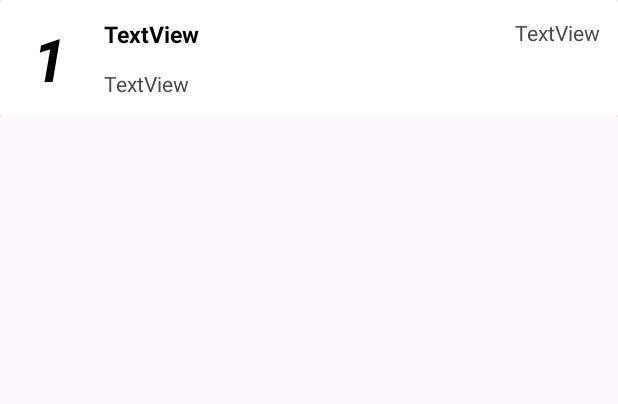
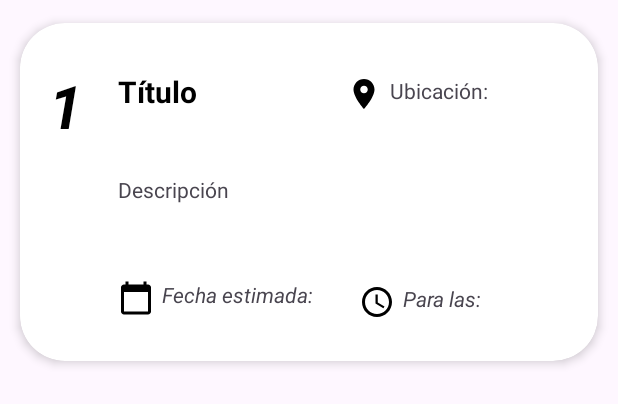
Before and after one commit to Dpizarro40/HomeworkPlanner, an Android app: the layout my_row.xml on its own in the app's theme, with its tools: preview values and no code run, on a phone screen of 412 x 824 dp. Shown: the top 404 px of the screen. Run offline under Robolectric (Android 15) with nearby library versions, the light colour scheme and no system bars.

Commit message:
Actualizacion 20:43 18/11/2023

```diff
--- /dev/null
+++ b/app/src/main/res/drawable/custom_location_icon.xml
@@ -0,0 +1,5 @@
+<vector android:height="24dp" android:tint="#000000"
+    android:viewportHeight="24" android:viewportWidth="24"
+    android:width="24dp" xmlns:android="http://schemas.android.com/apk/res/android">
+    <path android:fillColor="@android:color/white" android:pathData="M12,2C8.13,2 5,5.13 5,9c0,5.25 7,13 7,13s7,-7.75 7,-13c0,-3.87 -3.13,-7 -7,-7zM12,11.5c-1.38,0 -2.5,-1.12 -2.5,-2.5s1.12,-2.5 2.5,-2.5 2.5,1.12 2.5,2.5 -1.12,2.5 -2.5,2.5z"/>
+</vector>
--- a/app/src/main/res/layout/my_row.xml
+++ b/app/src/main/res/layout/my_row.xml
@@ -4,21 +4,27 @@
     xmlns:tools="http://schemas.android.com/tools"
     android:orientation="vertical"
     android:layout_width="match_parent"
-    android:layout_height="wrap_content">
+    android:layout_height="wrap_content"
+    android:id="@+id/mainLayout">
 
     <androidx.cardview.widget.CardView
         android:layout_width="match_parent"
-        android:layout_height="wrap_content" >
+        android:layout_height="match_parent"
+        android:animateLayoutChanges="true"
+        app:cardCornerRadius="30dp"
+        app:cardElevation="4dp"
+        app:cardUseCompatPadding="true">
 
         <androidx.constraintlayout.widget.ConstraintLayout
             android:layout_width="match_parent"
-            android:layout_height="wrap_content"
-            android:padding="12dp">
+            android:layout_height="225dp"
+            android:padding="5dp">
 
             <TextView
                 android:id="@+id/tarea_id_txt"
                 android:layout_width="wrap_content"
                 android:layout_height="wrap_content"
+                android:layout_marginStart="4dp"
                 android:paddingStart="10dp"
                 android:text="1"
                 android:textColor="#000"
@@ -26,17 +32,19 @@
                 android:textStyle="italic|bold"
                 app:layout_constraintBottom_toBottomOf="parent"
                 app:layout_constraintStart_toStartOf="parent"
-                app:layout_constraintTop_toTopOf="parent" />
+                app:layout_constraintTop_toTopOf="parent"
+                app:layout_constraintVertical_bias="0.142" />
 
             <TextView
                 android:id="@+id/tarea_titulo_txt"
                 android:layout_width="wrap_content"
                 android:layout_height="wrap_content"
-                android:layout_marginStart="25dp"
-                android:text="TextView"
-                android:textSize="15dp"
+                android:layout_marginStart="24dp"
+                android:paddingTop="4dp"
+                android:text="Título"
+                android:textColor="#000"
+                android:textSize="20dp"
                 android:textStyle="bold"
-                android:textColor="#000"
                 app:layout_constraintStart_toEndOf="@+id/tarea_id_txt"
                 app:layout_constraintTop_toTopOf="@+id/tarea_id_txt" />
 
@@ -45,18 +53,53 @@
                 android:layout_width="wrap_content"
                 android:layout_height="wrap_content"
                 android:layout_marginTop="12dp"
-                android:text="TextView"
+                android:drawableStart="@drawable/custom_calendar_icon"
+                android:drawablePadding="5dp"
+                android:text="Fecha estimada:"
+                android:textStyle="italic"
                 app:layout_constraintBottom_toBottomOf="parent"
                 app:layout_constraintStart_toStartOf="@+id/tarea_titulo_txt"
-                app:layout_constraintTop_toBottomOf="@+id/tarea_titulo_txt" />
+                app:layout_constraintTop_toBottomOf="@+id/tarea_titulo_txt"
+                app:layout_constraintVertical_bias="0.804" />
 
             <TextView
                 android:id="@+id/tarea_hora_txt"
                 android:layout_width="wrap_content"
                 android:layout_height="wrap_content"
-                android:text="TextView"
+                android:drawableStart="@drawable/custom_time_icon"
+                android:drawablePadding="5dp"
+                android:text="Para las:"
+                android:textStyle="italic"
+                app:layout_constraintBottom_toBottomOf="parent"
                 app:layout_constraintEnd_toEndOf="parent"
-                app:layout_constraintTop_toTopOf="parent" />
+                app:layout_constraintHorizontal_bias="0.755"
+                app:layout_constraintStart_toStartOf="parent"
+                app:layout_constraintTop_toTopOf="parent"
+                app:layout_constraintVertical_bias="0.886" />
+
+            <TextView
+                android:id="@+id/tarea_descripcion_txt"
+                android:layout_width="wrap_content"
+                android:layout_height="wrap_content"
+                android:text="Descripción"
+                app:layout_constraintBottom_toTopOf="@+id/tarea_fecha_txt"
+                app:layout_constraintStart_toStartOf="@+id/tarea_fecha_txt"
+                app:layout_constraintTop_toBottomOf="@+id/tarea_titulo_txt"
+                app:layout_constraintVertical_bias="0.45" />
+
+            <TextView
+                android:id="@+id/tarea_ubicacion_txt"
+                android:layout_width="wrap_content"
+                android:layout_height="wrap_content"
+                android:layout_marginEnd="68dp"
+                android:drawableStart="@drawable/custom_location_icon"
+                android:drawablePadding="5dp"
+                android:paddingTop="7dp"
+                android:text="Ubicación:"
+                app:layout_constraintEnd_toEndOf="parent"
+                app:layout_constraintHorizontal_bias="1.0"
+                app:layout_constraintStart_toEndOf="@+id/tarea_titulo_txt"
+                app:layout_constraintTop_toTopOf="@+id/tarea_id_txt" />
         </androidx.constraintlayout.widget.ConstraintLayout>
     </androidx.cardview.widget.CardView>
 </LinearLayout>
```
Also changed, not shown: app/src/main/AndroidManifest.xml (+6 -3 lines), app/src/main/java/com/example/homeworkplanner/CrearTarea.java (+36 -8 lines), app/src/main/java/com/example/homeworkplanner/CustomAdapter.java (+18 -4 lines), app/src/main/java/com/example/homeworkplanner/Inicio.java (+31 -13 lines), app/src/main/java/com/example/homeworkplanner/ModificarActivity.java (added, +142 -0 lines), app/src/main/java/com/example/homeworkplanner/MyDatabaseHelper.java (+22 -2 lines), app/src/main/res/layout/activity_inicio.xml (+15 -1 lines), app/src/main/res/layout/activity_modificar.xml (added, +234 -0 lines).
